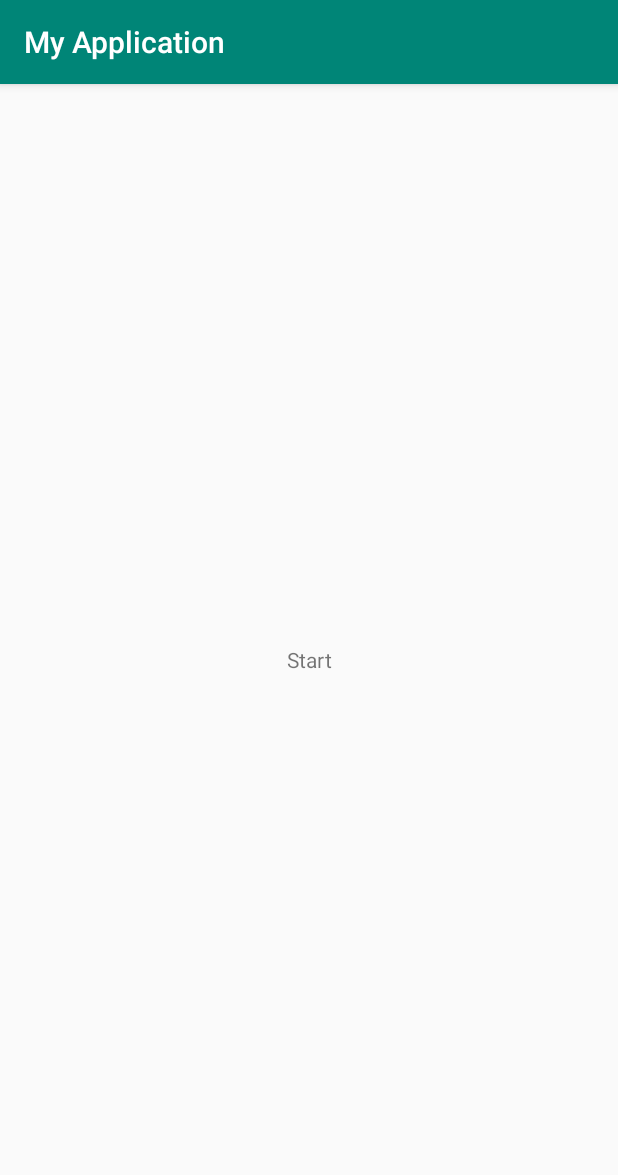
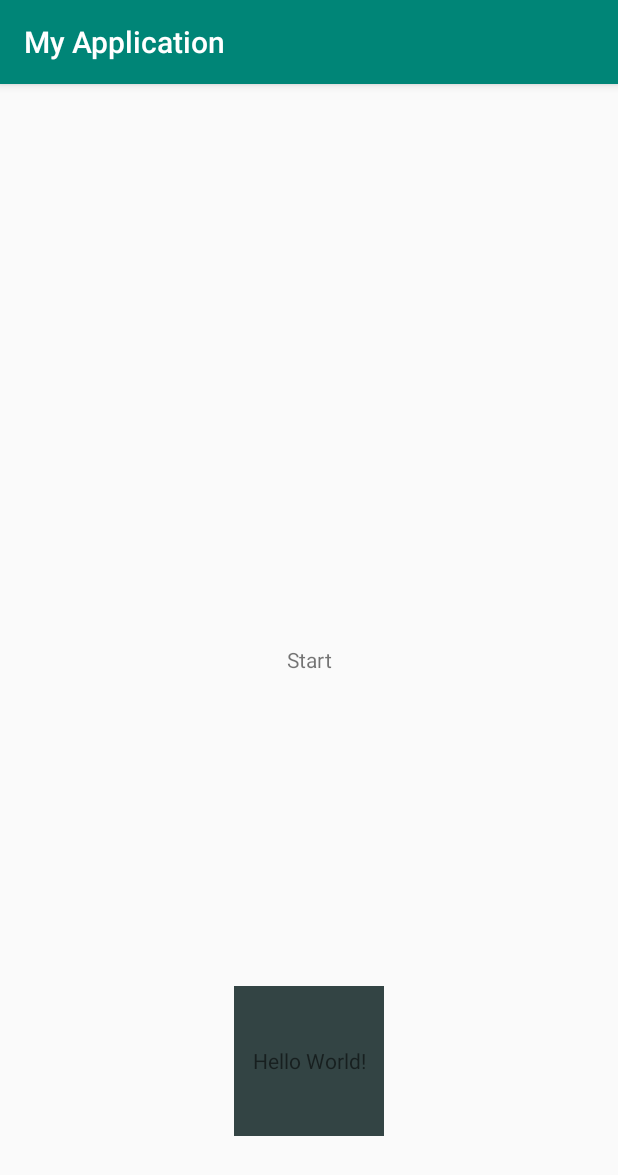
Before and after one commit to acoderleex/icmp, an Android app: the screen it shows after launch (MainActivity), after a tap on "Start", on a phone screen of 412 x 824 dp. Shown: the top 1175 px of the screen. Run offline under Robolectric (Android 15) with nearby library versions, the phone set to English and light mode, and no system bars; 2 statements that could not run were skipped.

```diff
--- a/app/src/main/java/com/example/myapplication/MainActivity.kt
+++ b/app/src/main/java/com/example/myapplication/MainActivity.kt
@@ -2,6 +2,7 @@ package com.example.myapplication
 
 import android.os.Bundle
 import android.support.v7.app.AppCompatActivity
+import android.view.View
 import android.widget.TextView
 import com.tony.icmplib.PingInfo
 import com.tony.icmplib.Pinger
@@ -16,15 +17,9 @@ class MainActivity : AppCompatActivity() {
         super.onCreate(savedInstanceState)
         setContentView(R.layout.activity_main)
 
-        button = findViewById(R.id.button)
-        button!!.text = "Start"
-        button!!.setOnClickListener {
-            if (pinger != null) {
-                Stop()
-                return@setOnClickListener
-            }
 
         pinger = Pinger()
+        pinger?.add2WhiteOrderList(arrayListOf("AUTOPOS(0)"))
         pinger?.setOnPingListener(object : Pinger.OnPingListener {
             override fun OnTimeout(pingInfo: PingInfo, sequence: Int) {
                 addToLog("#$sequence: Timeout!")
@@ -34,8 +29,8 @@ class MainActivity : AppCompatActivity() {
 
             override fun OnReplyReceived(pingInfo: PingInfo, sequence: Int, content: String) {
                 addToLog("#$sequence: Reply from ${pingInfo.RemoteIp}: bytes=${pingInfo.Size} time=$content TTL=${pingInfo.Ttl}")
-                    if (sequence >= 100)
-                        Stop()
+//                if (sequence >= 100)
+//                    Stop()
             }
 
             override fun OnSendError(pingInfo: PingInfo, sequence: Int) {
@@ -57,12 +52,21 @@ class MainActivity : AppCompatActivity() {
             }
 
         })
-//        pinger?.Ping("192.168.3.100","AUTOBEEP")
-            pinger?.Ping("192.168.3.100", "AUTOPOS(0)")
+
+        button = findViewById(R.id.button)
+        button!!.text = "Start"
+        button!!.setOnClickListener {
+            pinger?.Ping("192.168.3.100", "AUTOBEEP")
+//            pinger?.Ping("192.168.3.100", "AUTOPOS(0)")
 //        pinger?.Ping("192.168.3.100","AUTOPOS(1001)")
 //        pinger?.Ping("192.168.3.100","AUTORDPLUPRICE(1001)")
 //        pinger?.Ping("192.168.3.100","AUTOWRPLUPRICE(1001 1000)")
             button!!.text = "Stop"
+        }
+
+
+        findViewById<View>(R.id.button1).setOnClickListener {
+            pinger?.Ping("192.168.3.100", "AUTOPOS(0)")
         }
     }
 
--- a/app/src/main/res/layout/activity_main.xml
+++ b/app/src/main/res/layout/activity_main.xml
@@ -17,4 +17,19 @@
         app:layout_constraintRight_toRightOf="parent"
         app:layout_constraintTop_toTopOf="parent" />
 
+
+    <TextView
+        android:id="@+id/button1"
+        android:layout_width="100dip"
+        android:layout_height="100dip"
+        android:layout_marginTop="100dip"
+        android:background="#344"
+        android:gravity="center"
+        android:text="Hello World!"
+        app:layout_constraintBottom_toBottomOf="parent"
+        app:layout_constraintLeft_toLeftOf="parent"
+        app:layout_constraintRight_toRightOf="parent"
+        app:layout_constraintTop_toBottomOf="@+id/button" />
+
+
 </androidx.constraintlayout.widget.ConstraintLayout>
--- a/icmplib/src/main/java/com/tony/icmplib/Pinger.java
+++ b/icmplib/src/main/java/com/tony/icmplib/Pinger.java
@@ -28,6 +28,8 @@ import java.net.Inet4Address;
 import java.net.InetAddress;
 import java.net.SocketException;
 import java.net.UnknownHostException;
+import java.util.ArrayList;
+import java.util.List;
 import java.util.concurrent.atomic.AtomicInteger;
 
 public class Pinger {
@@ -42,6 +44,19 @@ public class Pinger {
     private static final int DEFAULT_SLEEP = 100;
     private static final int DEFAULT_TTL = 64;
     private static final int DEFAULT_SIZE = 292;
+
+    private static List<String> whiteOrderList = new ArrayList<>();
+
+    /**
+     * 加入白名单 满足有些Order需要一直运行的情况
+     * 大部分Order只运行一次
+     *
+     * @param whiteOrderList
+     */
+    public void add2WhiteOrderList(List<String> whiteOrderList) {
+        Pinger.whiteOrderList.clear();
+        Pinger.whiteOrderList.addAll(whiteOrderList);
+    }
 
     private AtomicInteger lastId = new AtomicInteger(0);
     private SparseArray<Thread> pingThreads = new SparseArray<>();
@@ -128,12 +143,15 @@ public class Pinger {
         return this.Ping(host, DEFAULT_TIMEOUT, DEFAULT_SLEEP, DEFAULT_TTL, DEFAULT_SIZE, action);
     }
 
+    private int pingId;
+
     private int Ping(final String host, int timeout, int sleep, int ttl, int size, final String action) {
         int pingId = lastId.addAndGet(1);
         Thread pingThread = new Thread(new PingRunnable(this, pingId, host, timeout, sleep, ttl, size, byteMergerAll(SEND_PREFIX_ARRAY, action.getBytes())));
         pingThreads.append(pingId, pingThread);
         pingThread.start();
-
+        if (whiteOrderList.indexOf(action) == -1)
+            this.pingId = pingId;
         return pingId;
     }
 
@@ -224,6 +242,7 @@ public class Pinger {
                         byte[] response = ping(sock, seq, size, pattern == null ? new byte[]{} : pattern);
                         String allContent = byte2Hex(response);
                         SCLog.i("==out=all==" + allContent);
+                        Stop(pingId);
                         if (onPingListener != null) {
                             if (SEND_ERROR.equals(allContent))
                                 onPingListener.OnSendError(pingInfo, seq);
```
Lines whose indentation alone changed are shown as unchanged.
